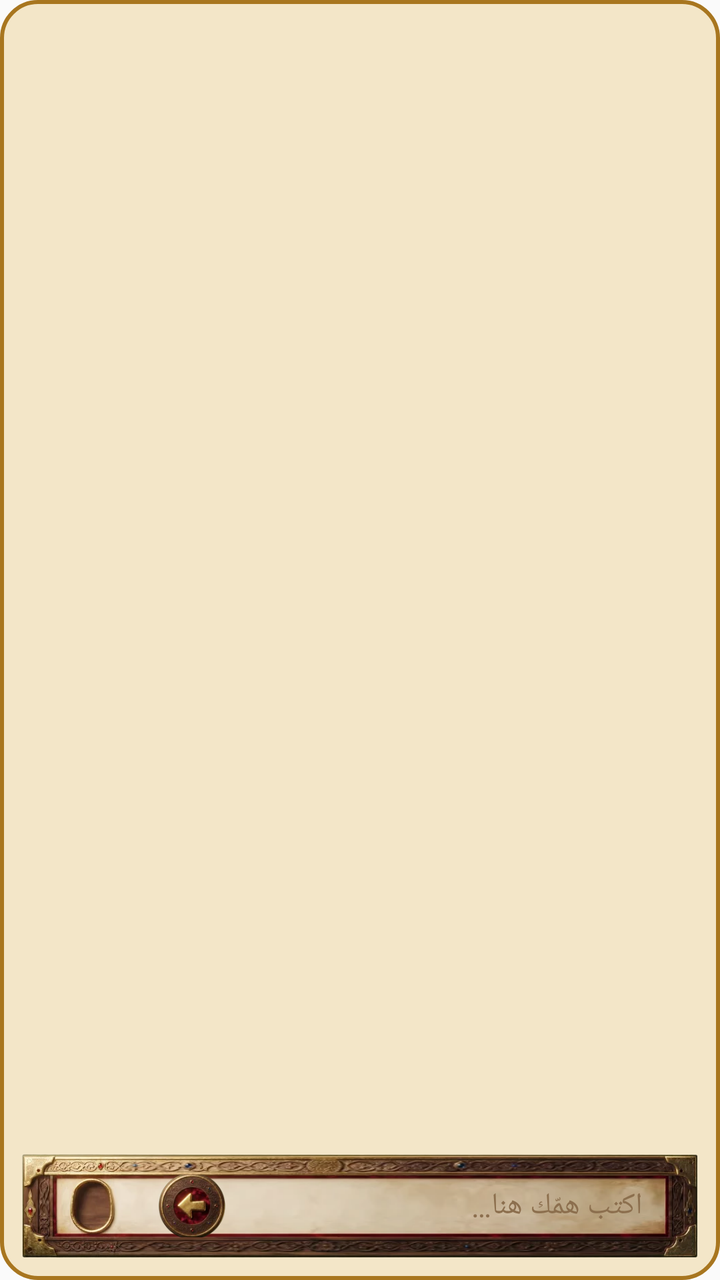
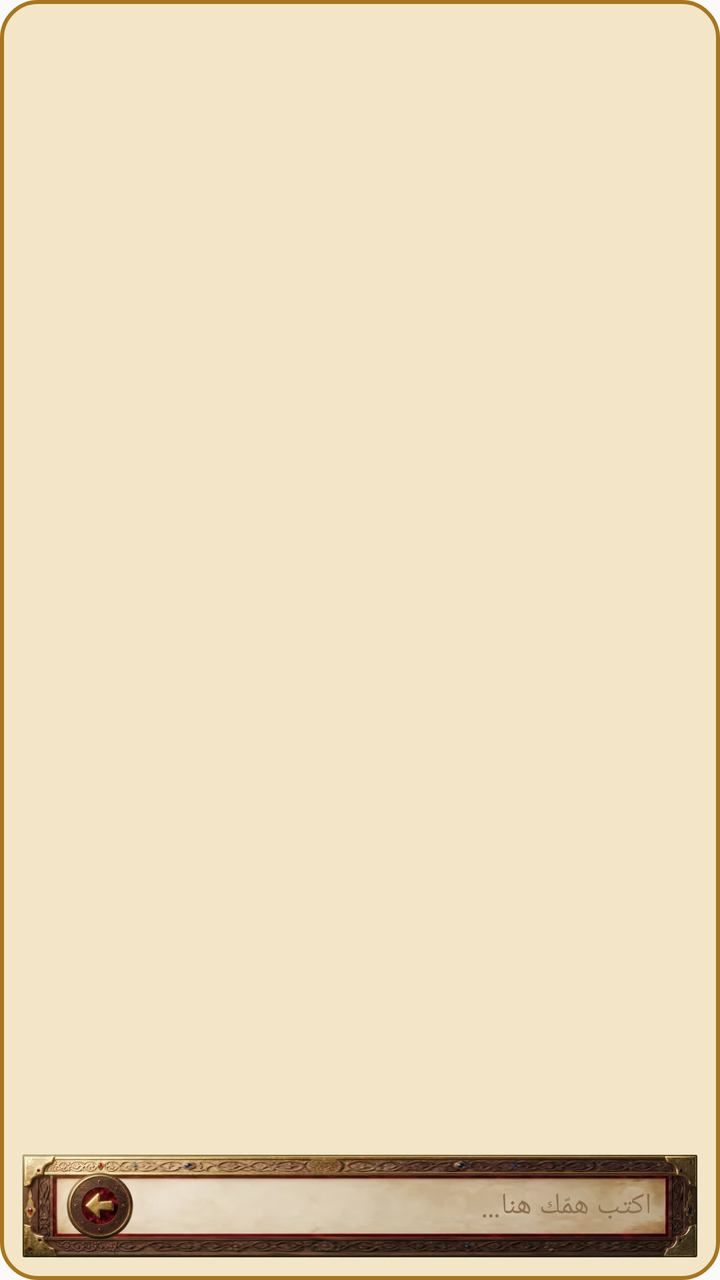

Before-and-after screenshots of an Android layout around one commit, followed by the original layout XML and the change that was made.
<!-- AndroidManifest.xml: application theme AppTheme -->
<!-- res/layout/widget_ask.xml -->
<?xml version="1.0" encoding="utf-8"?>
<FrameLayout xmlns:android="http://schemas.android.com/apk/res/android"
    android:id="@+id/root"
    android:layout_width="match_parent"
    android:layout_height="match_parent"
    android:layoutDirection="rtl"
    android:background="@drawable/w_card">

    <LinearLayout
        android:layout_width="match_parent"
        android:layout_height="match_parent"
        android:orientation="vertical"
        android:padding="10dp">

        <LinearLayout
            android:layout_width="match_parent"
            android:layout_height="0dp"
            android:layout_weight="1"
            android:gravity="center_vertical"
            android:orientation="horizontal">

            <ImageView
                android:id="@+id/face"
                android:layout_width="52dp"
                android:layout_height="52dp"
                android:contentDescription="التالي"
                android:scaleType="centerCrop" />

            <LinearLayout
                android:layout_width="0dp"
                android:layout_height="wrap_content"
                android:layout_weight="1"
                android:orientation="vertical"
                android:paddingStart="10dp">

                <TextView
                    android:id="@+id/name"
                    android:layout_width="match_parent"
                    android:layout_height="wrap_content"
                    android:maxLines="1"
                    android:textColor="#7A1F14"
                    android:textSize="13sp"
                    android:textStyle="bold" />

                <TextView
                    android:id="@+id/line"
                    android:layout_width="match_parent"
                    android:layout_height="wrap_content"
                    android:ellipsize="end"
                    android:maxLines="2"
                    android:textColor="#2B1A0C"
                    android:textSize="14sp" />
            </LinearLayout>
        </LinearLayout>

        <FrameLayout
            android:id="@+id/box"
            android:layout_width="match_parent"
            android:layout_height="54dp"
            android:layout_marginTop="6dp"
            android:background="@drawable/w_box">

            <TextView
                android:id="@+id/hint"
                android:layout_width="match_parent"
                android:layout_height="match_parent"
                android:gravity="center_vertical"
                android:paddingStart="12dp"
                android:paddingEnd="62dp"
                android:text="اكتب همّك هنا…"
                android:textColor="#8C6F4E"
                android:textSize="15sp" />

            <ImageView
                android:id="@+id/coin"
                android:layout_width="34dp"
                android:layout_height="34dp"
                android:layout_gravity="left|center_vertical"
                android:layout_marginLeft="19dp"
                android:contentDescription="ابدأ"
                android:src="@drawable/w_coin" />
        </FrameLayout>
    </LinearLayout>
</FrameLayout>
<!-- resources referenced by this layout -->
<resources>
  <!-- drawable w_box: png bitmap (drawable-nodpi, 132575 bytes) -->
  <!-- drawable w_card (drawable) -->
  <?xml version="1.0" encoding="utf-8"?>
  <shape xmlns:android="http://schemas.android.com/apk/res/android" android:shape="rectangle">
      <solid android:color="#F3E6C8" />
      <stroke android:width="2dp" android:color="#A8761F" />
      <corners android:radius="18dp" />
  </shape>
  <!-- drawable w_coin: png bitmap (drawable-nodpi, 26878 bytes) -->
  <style name="AppTheme" parent="Theme.AppCompat.Light.DarkActionBar">
          
          <item name="colorPrimary">@color/colorPrimary</item>
          <item name="colorPrimaryDark">@color/colorPrimaryDark</item>
          <item name="colorAccent">@color/colorAccent</item>
      </style>
</resources>

<!-- the commit's change to res/layout/widget_ask.xml (unified diff, before → after) -->
@@ -65,8 +65,8 @@
                 android:layout_width="match_parent"
                 android:layout_height="match_parent"
                 android:gravity="center_vertical"
-                android:paddingStart="12dp"
-                android:paddingEnd="62dp"
+                android:paddingStart="24dp"
+                android:paddingEnd="68dp"
                 android:text="اكتب همّك هنا…"
                 android:textColor="#8C6F4E"
                 android:textSize="15sp" />
@@ -76,7 +76,7 @@
                 android:layout_width="34dp"
                 android:layout_height="34dp"
                 android:layout_gravity="left|center_vertical"
-                android:layout_marginLeft="19dp"
+                android:layout_marginLeft="23dp"
                 android:contentDescription="ابدأ"
                 android:src="@drawable/w_coin" />
         </FrameLayout>
<!-- resource entries referenced after the edit -->
@@ -1,6 +1,6 @@
 <!-- resources referenced by this layout -->
 <resources>
-  <!-- drawable w_box: png bitmap (drawable-nodpi, 132575 bytes) -->
+  <!-- drawable w_box: png bitmap (drawable-nodpi, 132560 bytes) -->
   <!-- drawable w_card (drawable) -->
   <?xml version="1.0" encoding="utf-8"?>
   <shape xmlns:android="http://schemas.android.com/apk/res/android" android:shape="rectangle">
